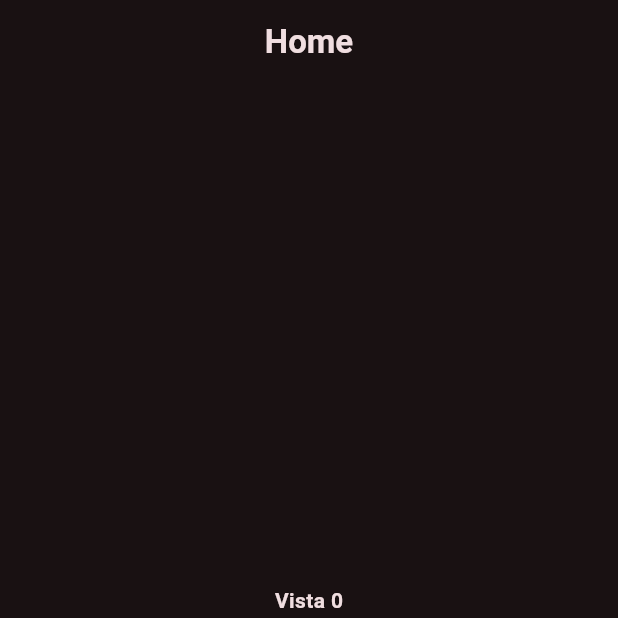
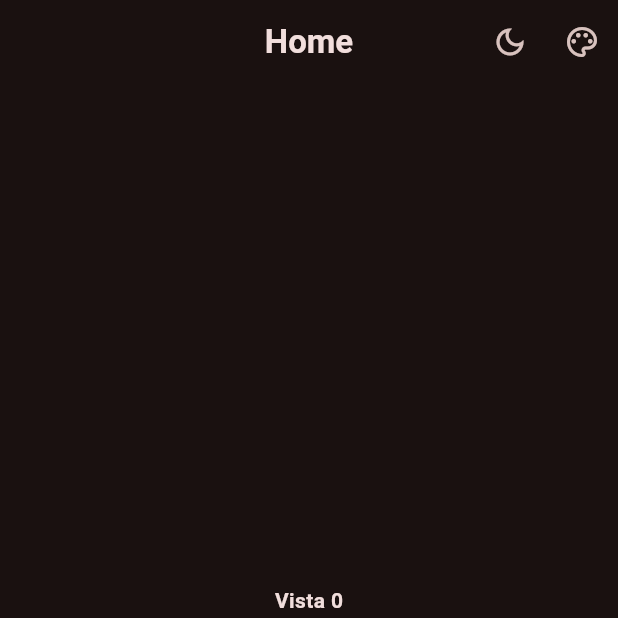
Before and after one commit to deep-skill/silver-express-app, a Flutter app: the HomeScreen screen opened by its route, on a phone screen of 412 x 824 dp, the top half of it. Run offline on Flutter 3.47's test engine with Material 2 defaults, Android fonts, the phone set to English and light mode, and no system bars; our stand-ins replace dio, flutter_custom_clippers, flutter_dotenv, flutter_riverpod, flutter_vector_icons, go_router; missing offline and left inert: auth0_flutter.

Commit message:
add global state riverpod provider.
Add functionality for dark mode and color section to themes, using riverpod Provider.

```diff
--- /dev/null
+++ b/lib/Providers/providers.dart
@@ -0,0 +1 @@
+export 'theme_providers.dart';
--- /dev/null
+++ b/lib/Providers/theme_providers.dart
@@ -0,0 +1,19 @@
+import 'package:flutter_riverpod/flutter_riverpod.dart';
+import 'package:silver/theme/app_theme.dart';
+
+final colorListProvider = Provider((ref) => colorList);
+
+final themeProvider = StateNotifierProvider<ThemeController, AppTheme>(
+    (ref) => ThemeController());
+
+class ThemeController extends StateNotifier<AppTheme> {
+  ThemeController() : super(AppTheme());
+
+  void changeDarkMode() {
+    state = state.copyWith(isDark: !state.isDark);
+  }
+
+  void changeColors(int index) {
+    state = state.copyWith(selectedColor: index);
+  }
+}
--- a/lib/Screens/HomeScreen/home_screen.dart
+++ b/lib/Screens/HomeScreen/home_screen.dart
@@ -1,20 +1,23 @@
 import 'package:flutter/material.dart';
+import 'package:flutter_riverpod/flutter_riverpod.dart';
+import 'package:silver/Providers/providers.dart';
 
-
-class HomeScreen extends StatefulWidget {
+class HomeScreen extends ConsumerStatefulWidget {
   const HomeScreen({super.key});
 
   @override
-  State<HomeScreen> createState() => _HomeScreenState();
+  HomeScreenState createState() => HomeScreenState();
 }
 
-class _HomeScreenState extends State<HomeScreen> {
-
+class HomeScreenState extends ConsumerState<HomeScreen> {
   int currentPageIndex = 0;
   String appBarTitle = 'Home';
 
   @override
   Widget build(BuildContext context) {
+    final isDark = ref.watch(themeProvider).isDark;
+    final colorList = ref.watch(colorListProvider);
+
     Widget page;
     switch (currentPageIndex) {
       case 0:
@@ -47,10 +50,36 @@ class _HomeScreenState extends State<HomeScreen> {
 
     return Scaffold(
       appBar: AppBar(
-        title: Text(appBarTitle),
-        centerTitle: true,
-        automaticallyImplyLeading: false,
-      ),
+          title: Text(appBarTitle),
+          centerTitle: true,
+          automaticallyImplyLeading: false,
+          actions: [
+            IconButton(
+              icon: Icon(isDark
+                  ? Icons.dark_mode_outlined
+                  : Icons.light_mode_outlined),
+              onPressed: () {
+                ref.read(themeProvider.notifier).changeDarkMode();
+              },
+            ),
+            PopupMenuButton<int>(
+                icon: const Icon(Icons.color_lens_outlined),
+                onSelected: (index) {
+                  ref.read(themeProvider.notifier).changeColors(index);
+                },
+                itemBuilder: (BuildContext context) {
+                  return colorList.asMap().entries.map((entry) {
+                    final index = entry.key;
+                    final color = entry.value;
+                    return PopupMenuItem<int>(
+                      value: index,
+                      child: ListTile(
+                        leading: Icon(Icons.circle, color: color),
+                      ),
+                    );
+                  }).toList();
+                })
+          ]),
       bottomNavigationBar: NavigationBar(
         labelBehavior: NavigationDestinationLabelBehavior.alwaysHide,
         selectedIndex: currentPageIndex,
--- a/lib/main.dart
+++ b/lib/main.dart
@@ -1,9 +1,10 @@
 import 'package:flutter/material.dart';
 import 'package:flutter_dotenv/flutter_dotenv.dart';
+import 'package:flutter_riverpod/flutter_riverpod.dart';
 import 'my_app.dart';
 
 void main() async {
   await dotenv.load();
 
-  runApp(const MyApp());
+  runApp(const ProviderScope(child: MyApp()));
 }
--- a/lib/my_app.dart
+++ b/lib/my_app.dart
@@ -4,24 +4,26 @@ import 'package:auth0_flutter/auth0_flutter_web.dart';
 import 'package:dio/dio.dart';
 import 'package:flutter/foundation.dart';
 import 'package:flutter_dotenv/flutter_dotenv.dart';
+import 'package:flutter_riverpod/flutter_riverpod.dart';
 import 'package:go_router/go_router.dart';
+import 'package:silver/Providers/theme_providers.dart';
 import 'package:silver/theme/app_theme.dart';
 import 'Routes/app_routes.dart';
 
-class MyApp extends StatefulWidget {
+class MyApp extends ConsumerStatefulWidget {
   final Auth0? auth0;
   const MyApp({this.auth0, final Key? key}) : super(key: key);
 
   @override
-  State<MyApp> createState() => _MyAppState();
+  MyAppState createState() => MyAppState();
 
   static void login(BuildContext context) {
-    final state = context.findAncestorStateOfType<_MyAppState>();
+    final state = context.findAncestorStateOfType<MyAppState>();
     state?.login();
   }
 }
 
-class _MyAppState extends State<MyApp> {
+class MyAppState extends ConsumerState<MyApp> {
   // ignore: unused_field
   UserProfile? _user;
   final _dio = Dio();
@@ -98,10 +100,11 @@ class _MyAppState extends State<MyApp> {
 
   @override
   Widget build(final BuildContext context) {
+    final AppTheme appTheme = ref.watch(themeProvider);
+
     return MaterialApp.router(
         debugShowCheckedModeBanner: false,
-        theme:
-            AppTheme(selectedColor: 1, brightness: Brightness.dark).getTheme(),
+        theme: appTheme.getTheme(),
         routerConfig: AppRouter(login: login).appRouter());
   }
 }
--- a/lib/theme/app_theme.dart
+++ b/lib/theme/app_theme.dart
@@ -10,38 +10,23 @@ const colorList = <Color>[
   Colors.lightBlue,
   Colors.cyan,
   Colors.teal,
-  Colors.green,
-  Colors.lightGreen,
-  Colors.lime,
-  Colors.yellow,
-  Colors.amber,
-  Colors.orange,
-  Colors.deepOrange,
-  Colors.brown,
-  Colors.grey,
-  Colors.blueGrey,
-  Colors.black,
-  Colors.white,
 ];
 
 class AppTheme {
+  final int selectedColor;
+  final bool isDark;
 
-  final int selectedColor;
-  final Brightness brightness;
-
-  AppTheme({
-    this.selectedColor = 0,
-    this.brightness = Brightness.dark
-  }): assert(selectedColor >= 0),
-      assert(selectedColor <= colorList.length - 1);
+  AppTheme({this.selectedColor = 0, this.isDark = true})
+      : assert(selectedColor >= 0),
+        assert(selectedColor <= colorList.length - 1);
 
   ThemeData getTheme() => ThemeData(
-    useMaterial3: true,
-    colorSchemeSeed: colorList[selectedColor],
-    brightness: brightness,
-    appBarTheme: const AppBarTheme(
-      centerTitle: true
-    )
-  );
+      useMaterial3: true,
+      colorSchemeSeed: colorList[selectedColor],
+      brightness: isDark ? Brightness.dark : Brightness.light,
+      appBarTheme: const AppBarTheme(centerTitle: true));
 
+  AppTheme copyWith({int? selectedColor, bool? isDark}) => AppTheme(
+      selectedColor: selectedColor ?? this.selectedColor,
+      isDark: isDark ?? this.isDark);
 }
--- a/pubspec.yaml
+++ b/pubspec.yaml
@@ -38,7 +38,7 @@ dependencies:
   flutter_vector_icons: ^1.0.0
   go_router: ^8.2.0
   google_fonts: ^4.0.3
-  http: ^0.13.4
+  flutter_riverpod: ^2.3.2
 
 dev_dependencies:
   build_runner: ^2.1.8
```
Also changed, not shown: pubspec.lock.
